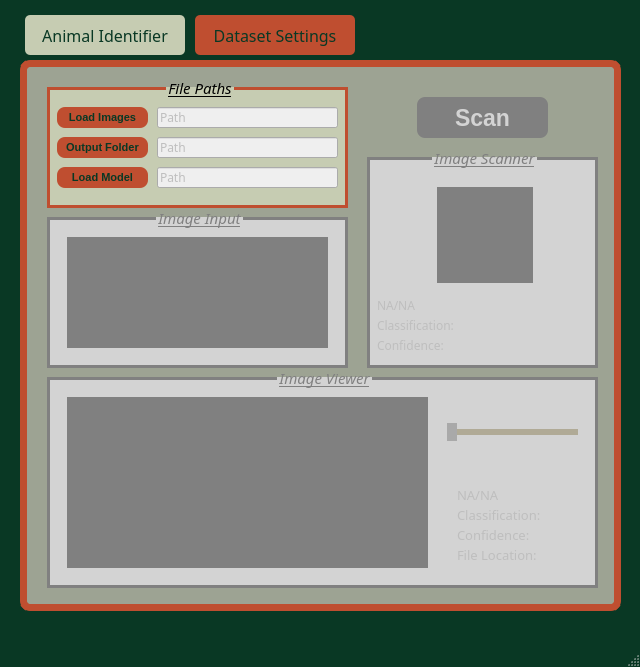
Above: projectUI_1.2.ui from Nifrinion/ML_Animal_Identifier before the change. Below: the same form after it.
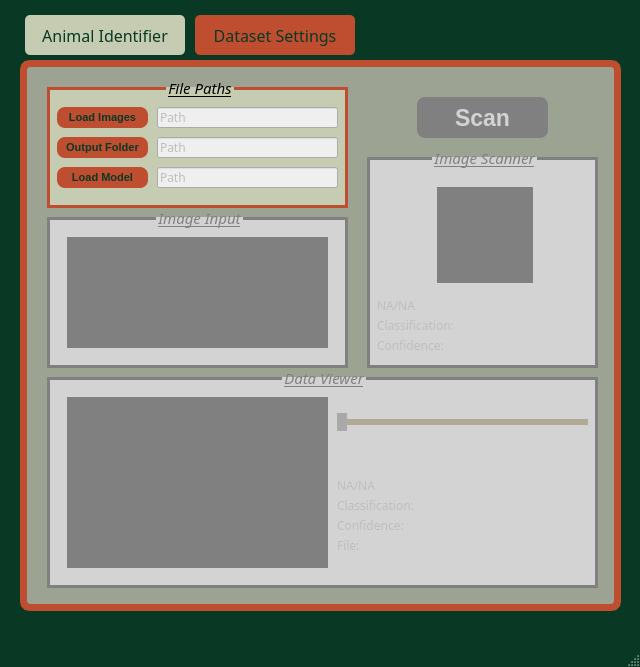
That is the form after the change.

```diff
--- a/projectUI_1.2.ui
+++ b/projectUI_1.2.ui
@@ -834,14 +834,14 @@
             }</string>
       </property>
       <property name="title">
-       <string>Image Viewer</string>
+       <string>Data Viewer</string>
       </property>
       <widget class="QLabel" name="fullImageLabel">
        <property name="geometry">
         <rect>
          <x>30</x>
          <y>30</y>
-         <width>361</width>
+         <width>261</width>
          <height>171</height>
         </rect>
        </property>
@@ -955,16 +955,16 @@
       <widget class="QLabel" name="imageStatus">
        <property name="geometry">
         <rect>
-         <x>420</x>
-         <y>120</y>
-         <width>101</width>
+         <x>300</x>
+         <y>110</y>
+         <width>221</width>
          <height>16</height>
         </rect>
        </property>
        <property name="font">
         <font>
          <family>Segoe UI Black</family>
-         <pointsize>10</pointsize>
+         <pointsize>9</pointsize>
         </font>
        </property>
        <property name="text">
@@ -974,35 +974,35 @@
       <widget class="QLabel" name="imageLocation">
        <property name="geometry">
         <rect>
-         <x>420</x>
-         <y>180</y>
-         <width>101</width>
+         <x>300</x>
+         <y>170</y>
+         <width>261</width>
          <height>16</height>
         </rect>
        </property>
        <property name="font">
         <font>
          <family>Segoe UI Black</family>
-         <pointsize>10</pointsize>
+         <pointsize>9</pointsize>
         </font>
        </property>
        <property name="text">
-        <string>File Location:</string>
+        <string>File:</string>
        </property>
       </widget>
       <widget class="QLabel" name="imageClass">
        <property name="geometry">
         <rect>
-         <x>420</x>
-         <y>140</y>
-         <width>101</width>
+         <x>300</x>
+         <y>130</y>
+         <width>221</width>
          <height>16</height>
         </rect>
        </property>
        <property name="font">
         <font>
          <family>Segoe UI Black</family>
-         <pointsize>10</pointsize>
+         <pointsize>9</pointsize>
         </font>
        </property>
        <property name="text">
@@ -1012,16 +1012,16 @@
       <widget class="QLabel" name="imageConfidence">
        <property name="geometry">
         <rect>
-         <x>420</x>
-         <y>160</y>
-         <width>101</width>
+         <x>300</x>
+         <y>150</y>
+         <width>221</width>
          <height>16</height>
         </rect>
        </property>
        <property name="font">
         <font>
          <family>Segoe UI Black</family>
-         <pointsize>10</pointsize>
+         <pointsize>9</pointsize>
         </font>
        </property>
        <property name="text">
@@ -1031,9 +1031,9 @@
       <widget class="QSlider" name="imageSlider">
        <property name="geometry">
         <rect>
-         <x>410</x>
-         <y>40</y>
-         <width>131</width>
+         <x>300</x>
+         <y>30</y>
+         <width>251</width>
          <height>51</height>
         </rect>
        </property>
```
Left out of the diff: 8 changed lines with no effect on the pictures.
